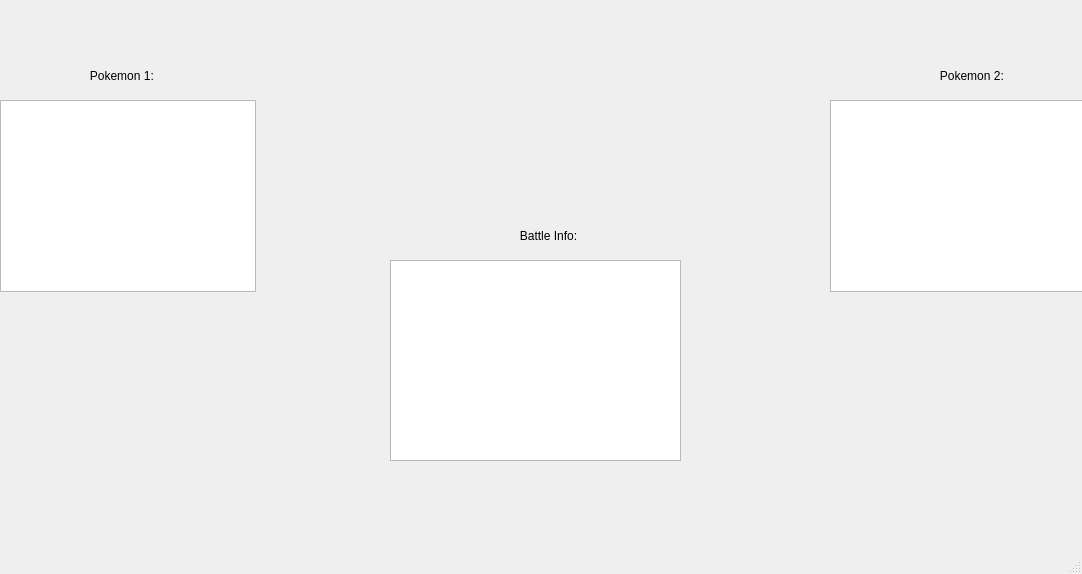
Old version of the form battle_simulator.ui in the repository Imads608/Pokemon_Battle_Simulator.
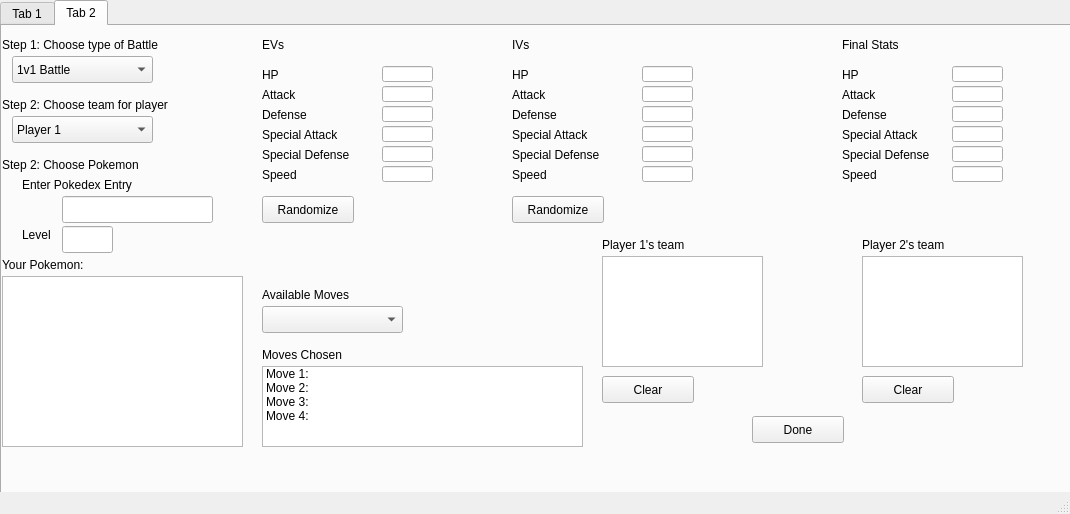
New version of the form. The open tabs and pages were chosen to show the change.

What changed in the file:
```diff
--- a/battle_simulator.ui
+++ b/battle_simulator.ui
@@ -6,82 +6,1125 @@
    <rect>
     <x>0</x>
     <y>0</y>
-    <width>1082</width>
-    <height>574</height>
+    <width>1070</width>
+    <height>514</height>
    </rect>
   </property>
   <property name="windowTitle">
    <string>MainWindow</string>
   </property>
   <widget class="QWidget" name="centralwidget">
-   <widget class="QGraphicsView" name="graphicsView">
+   <widget class="QTabWidget" name="tabCreate">
     <property name="geometry">
      <rect>
       <x>0</x>
-      <y>100</y>
-      <width>256</width>
-      <height>192</height>
+      <y>0</y>
+      <width>1071</width>
+      <height>531</height>
      </rect>
     </property>
-   </widget>
-   <widget class="QGraphicsView" name="graphicsView_2">
-    <property name="geometry">
-     <rect>
-      <x>830</x>
-      <y>100</y>
-      <width>256</width>
-      <height>192</height>
-     </rect>
+    <property name="currentIndex">
+     <number>0</number>
     </property>
-   </widget>
-   <widget class="QTextEdit" name="textEdit">
-    <property name="geometry">
-     <rect>
-      <x>390</x>
-      <y>260</y>
-      <width>291</width>
-      <height>201</height>
-     </rect>
-    </property>
-   </widget>
-   <widget class="QLabel" name="label">
-    <property name="geometry">
-     <rect>
-      <x>10</x>
-      <y>60</y>
-      <width>201</width>
-      <height>31</height>
-     </rect>
-    </property>
-    <property name="text">
-     <string>                        Pokemon 1:</string>
-    </property>
-   </widget>
-   <widget class="QLabel" name="label_2">
-    <property name="geometry">
-     <rect>
-      <x>860</x>
-      <y>60</y>
-      <width>201</width>
-      <height>31</height>
-     </rect>
-    </property>
-    <property name="text">
-     <string>                        Pokemon 2:</string>
-    </property>
-   </widget>
-   <widget class="QLabel" name="label_3">
-    <property name="geometry">
-     <rect>
-      <x>440</x>
-      <y>220</y>
-      <width>201</width>
-      <height>31</height>
-     </rect>
-    </property>
-    <property name="text">
-     <string>                        Battle Info:</string>
-    </property>
+    <widget class="QWidget" name="tab">
+     <attribute name="title">
+      <string>Tab 1</string>
+     </attribute>
+     <widget class="QGraphicsView" name="viewPokemon1">
+      <property name="geometry">
+       <rect>
+        <x>10</x>
+        <y>30</y>
+        <width>256</width>
+        <height>151</height>
+       </rect>
+      </property>
+     </widget>
+     <widget class="QLabel" name="label">
+      <property name="geometry">
+       <rect>
+        <x>-80</x>
+        <y>0</y>
+        <width>201</width>
+        <height>31</height>
+       </rect>
+      </property>
+      <property name="text">
+       <string>                        Pokemon 1</string>
+      </property>
+     </widget>
+     <widget class="QListWidget" name="listPokemon1_moves">
+      <property name="geometry">
+       <rect>
+        <x>0</x>
+        <y>240</y>
+        <width>321</width>
+        <height>81</height>
+       </rect>
+      </property>
+      <item>
+       <property name="text">
+        <string>Move 1:</string>
+       </property>
+      </item>
+      <item>
+       <property name="text">
+        <string>Move 2: </string>
+       </property>
+      </item>
+      <item>
+       <property name="text">
+        <string>Move 3:</string>
+       </property>
+      </item>
+      <item>
+       <property name="text">
+        <string>Move 4:</string>
+       </property>
+      </item>
+     </widget>
+     <widget class="QLabel" name="label_3">
+      <property name="geometry">
+       <rect>
+        <x>390</x>
+        <y>60</y>
+        <width>201</width>
+        <height>31</height>
+       </rect>
+      </property>
+      <property name="text">
+       <string>                        Battle Info:</string>
+      </property>
+     </widget>
+     <widget class="QTextEdit" name="txtBattleInfo">
+      <property name="geometry">
+       <rect>
+        <x>340</x>
+        <y>90</y>
+        <width>381</width>
+        <height>201</height>
+       </rect>
+      </property>
+     </widget>
+     <widget class="QGraphicsView" name="viewPokemon2">
+      <property name="geometry">
+       <rect>
+        <x>810</x>
+        <y>30</y>
+        <width>256</width>
+        <height>151</height>
+       </rect>
+      </property>
+     </widget>
+     <widget class="QLabel" name="label_2">
+      <property name="geometry">
+       <rect>
+        <x>720</x>
+        <y>0</y>
+        <width>201</width>
+        <height>31</height>
+       </rect>
+      </property>
+      <property name="text">
+       <string>                        Pokemon 2</string>
+      </property>
+     </widget>
+     <widget class="QListWidget" name="listPokemon2_moves">
+      <property name="geometry">
+       <rect>
+        <x>740</x>
+        <y>240</y>
+        <width>321</width>
+        <height>81</height>
+       </rect>
+      </property>
+      <item>
+       <property name="text">
+        <string>Move 1:</string>
+       </property>
+      </item>
+      <item>
+       <property name="text">
+        <string>Move 2: </string>
+       </property>
+      </item>
+      <item>
+       <property name="text">
+        <string>Move 3:</string>
+       </property>
+      </item>
+      <item>
+       <property name="text">
+        <string>Move 4:</string>
+       </property>
+      </item>
+     </widget>
+     <widget class="QPushButton" name="pushStartBattle">
+      <property name="geometry">
+       <rect>
+        <x>340</x>
+        <y>50</y>
+        <width>92</width>
+        <height>27</height>
+       </rect>
+      </property>
+      <property name="text">
+       <string>Start Battle</string>
+      </property>
+     </widget>
+     <widget class="QPushButton" name="pushRestart">
+      <property name="geometry">
+       <rect>
+        <x>630</x>
+        <y>50</y>
+        <width>92</width>
+        <height>27</height>
+       </rect>
+      </property>
+      <property name="text">
+       <string>Restart</string>
+      </property>
+     </widget>
+     <widget class="QPushButton" name="pushDifferentTeam">
+      <property name="geometry">
+       <rect>
+        <x>430</x>
+        <y>10</y>
+        <width>201</width>
+        <height>27</height>
+       </rect>
+      </property>
+      <property name="text">
+       <string>Choose a different team</string>
+      </property>
+     </widget>
+     <widget class="QLabel" name="label_190">
+      <property name="geometry">
+       <rect>
+        <x>0</x>
+        <y>320</y>
+        <width>111</width>
+        <height>31</height>
+       </rect>
+      </property>
+      <property name="text">
+       <string>Player 1's team</string>
+      </property>
+     </widget>
+     <widget class="QListWidget" name="listPlayer1_team">
+      <property name="geometry">
+       <rect>
+        <x>0</x>
+        <y>350</y>
+        <width>321</width>
+        <height>81</height>
+       </rect>
+      </property>
+     </widget>
+     <widget class="QLabel" name="label_191">
+      <property name="geometry">
+       <rect>
+        <x>260</x>
+        <y>0</y>
+        <width>41</width>
+        <height>31</height>
+       </rect>
+      </property>
+      <property name="text">
+       <string>Level</string>
+      </property>
+     </widget>
+     <widget class="QLabel" name="label_192">
+      <property name="geometry">
+       <rect>
+        <x>720</x>
+        <y>0</y>
+        <width>41</width>
+        <height>31</height>
+       </rect>
+      </property>
+      <property name="text">
+       <string>Level</string>
+      </property>
+     </widget>
+     <widget class="QLineEdit" name="lEdit_Pokemon1_Level">
+      <property name="geometry">
+       <rect>
+        <x>300</x>
+        <y>0</y>
+        <width>41</width>
+        <height>31</height>
+       </rect>
+      </property>
+     </widget>
+     <widget class="QLineEdit" name="lEdit_Pokemon2_Level">
+      <property name="geometry">
+       <rect>
+        <x>760</x>
+        <y>0</y>
+        <width>41</width>
+        <height>31</height>
+       </rect>
+      </property>
+     </widget>
+     <widget class="QLabel" name="label_230">
+      <property name="geometry">
+       <rect>
+        <x>740</x>
+        <y>320</y>
+        <width>111</width>
+        <height>31</height>
+       </rect>
+      </property>
+      <property name="text">
+       <string>Player 2's team</string>
+      </property>
+     </widget>
+     <widget class="QListWidget" name="listPlayer2_team">
+      <property name="geometry">
+       <rect>
+        <x>740</x>
+        <y>350</y>
+        <width>321</width>
+        <height>81</height>
+       </rect>
+      </property>
+     </widget>
+     <widget class="QLabel" name="label_231">
+      <property name="geometry">
+       <rect>
+        <x>0</x>
+        <y>200</y>
+        <width>111</width>
+        <height>31</height>
+       </rect>
+      </property>
+      <property name="text">
+       <string>HP: </string>
+      </property>
+     </widget>
+     <widget class="QLineEdit" name="lEdit_HP_Pokemon1">
+      <property name="geometry">
+       <rect>
+        <x>30</x>
+        <y>200</y>
+        <width>113</width>
+        <height>27</height>
+       </rect>
+      </property>
+     </widget>
+     <widget class="QLabel" name="label_232">
+      <property name="geometry">
+       <rect>
+        <x>800</x>
+        <y>200</y>
+        <width>111</width>
+        <height>31</height>
+       </rect>
+      </property>
+      <property name="text">
+       <string>HP: </string>
+      </property>
+     </widget>
+     <widget class="QLineEdit" name="lEdit_HP_Pokemon2">
+      <property name="geometry">
+       <rect>
+        <x>830</x>
+        <y>200</y>
+        <width>113</width>
+        <height>27</height>
+       </rect>
+      </property>
+     </widget>
+    </widget>
+    <widget class="QWidget" name="tab_2">
+     <attribute name="title">
+      <string>Tab 2</string>
+     </attribute>
+     <widget class="QLabel" name="label_4">
+      <property name="geometry">
+       <rect>
+        <x>0</x>
+        <y>10</y>
+        <width>201</width>
+        <height>17</height>
+       </rect>
+      </property>
+      <property name="text">
+       <string>Step 1: Choose type of Battle</string>
+      </property>
+     </widget>
+     <widget class="QComboBox" name="comboBattleType">
+      <property name="geometry">
+       <rect>
+        <x>10</x>
+        <y>30</y>
+        <width>141</width>
+        <height>27</height>
+       </rect>
+      </property>
+      <item>
+       <property name="text">
+        <string>1v1 Battle</string>
+       </property>
+      </item>
+      <item>
+       <property name="text">
+        <string>6v6 Battle</string>
+       </property>
+      </item>
+     </widget>
+     <widget class="QLabel" name="label_5">
+      <property name="geometry">
+       <rect>
+        <x>0</x>
+        <y>130</y>
+        <width>201</width>
+        <height>17</height>
+       </rect>
+      </property>
+      <property name="text">
+       <string>Step 2: Choose Pokemon</string>
+      </property>
+     </widget>
+     <widget class="QLabel" name="label_6">
+      <property name="geometry">
+       <rect>
+        <x>260</x>
+        <y>10</y>
+        <width>31</width>
+        <height>17</height>
+       </rect>
+      </property>
+      <property name="text">
+       <string>EVs</string>
+      </property>
+     </widget>
+     <widget class="QLineEdit" name="lEdit_pokedex_entry">
+      <property name="geometry">
+       <rect>
+        <x>60</x>
+        <y>170</y>
+        <width>151</width>
+        <height>27</height>
+       </rect>
+      </property>
+     </widget>
+     <widget class="QLabel" name="label_7">
+      <property name="geometry">
+       <rect>
+        <x>0</x>
+        <y>230</y>
+        <width>201</width>
+        <height>17</height>
+       </rect>
+      </property>
+      <property name="text">
+       <string>Your Pokemon:</string>
+      </property>
+     </widget>
+     <widget class="QGraphicsView" name="viewCurrentPokemon">
+      <property name="geometry">
+       <rect>
+        <x>0</x>
+        <y>250</y>
+        <width>241</width>
+        <height>171</height>
+       </rect>
+      </property>
+     </widget>
+     <widget class="QComboBox" name="comboAvailableMoves">
+      <property name="geometry">
+       <rect>
+        <x>260</x>
+        <y>280</y>
+        <width>141</width>
+        <height>27</height>
+       </rect>
+      </property>
+     </widget>
+     <widget class="QLabel" name="label_8">
+      <property name="geometry">
+       <rect>
+        <x>260</x>
+        <y>260</y>
+        <width>201</width>
+        <height>17</height>
+       </rect>
+      </property>
+      <property name="text">
+       <string>Available Moves</string>
+      </property>
+     </widget>
+     <widget class="QListWidget" name="listChosenMoves">
+      <property name="geometry">
+       <rect>
+        <x>260</x>
+        <y>340</y>
+        <width>321</width>
+        <height>81</height>
+       </rect>
+      </property>
+      <item>
+       <property name="text">
+        <string>Move 1:</string>
+       </property>
+      </item>
+      <item>
+       <property name="text">
+        <string>Move 2: </string>
+       </property>
+      </item>
+      <item>
+       <property name="text">
+        <string>Move 3:</string>
+       </property>
+      </item>
+      <item>
+       <property name="text">
+        <string>Move 4:</string>
+       </property>
+      </item>
+     </widget>
+     <widget class="QLabel" name="label_9">
+      <property name="geometry">
+       <rect>
+        <x>260</x>
+        <y>320</y>
+        <width>201</width>
+        <height>17</height>
+       </rect>
+      </property>
+      <property name="text">
+       <string>Moves Chosen</string>
+      </property>
+     </widget>
+     <widget class="QLineEdit" name="lEdit_chosenLevel">
+      <property name="geometry">
+       <rect>
+        <x>60</x>
+        <y>200</y>
+        <width>51</width>
+        <height>27</height>
+       </rect>
+      </property>
+     </widget>
+     <widget class="QLabel" name="label_11">
+      <property name="geometry">
+       <rect>
+        <x>20</x>
+        <y>200</y>
+        <width>41</width>
+        <height>17</height>
+       </rect>
+      </property>
+      <property name="text">
+       <string>Level</string>
+      </property>
+     </widget>
+     <widget class="QLabel" name="label_10">
+      <property name="geometry">
+       <rect>
+        <x>260</x>
+        <y>40</y>
+        <width>31</width>
+        <height>17</height>
+       </rect>
+      </property>
+      <property name="text">
+       <string>HP</string>
+      </property>
+     </widget>
+     <widget class="QLabel" name="label_12">
+      <property name="geometry">
+       <rect>
+        <x>260</x>
+        <y>60</y>
+        <width>41</width>
+        <height>17</height>
+       </rect>
+      </property>
+      <property name="text">
+       <string>Attack</string>
+      </property>
+     </widget>
+     <widget class="QLabel" name="label_13">
+      <property name="geometry">
+       <rect>
+        <x>260</x>
+        <y>80</y>
+        <width>61</width>
+        <height>17</height>
+       </rect>
+      </property>
+      <property name="text">
+       <string>Defense</string>
+      </property>
+     </widget>
+     <widget class="QLabel" name="label_14">
+      <property name="geometry">
+       <rect>
+        <x>260</x>
+        <y>100</y>
+        <width>101</width>
+        <height>17</height>
+       </rect>
+      </property>
+      <property name="text">
+       <string>Special Attack</string>
+      </property>
+     </widget>
+     <widget class="QLabel" name="label_15">
+      <property name="geometry">
+       <rect>
+        <x>260</x>
+        <y>120</y>
+        <width>111</width>
+        <height>17</height>
+       </rect>
+      </property>
+      <property name="text">
+       <string>Special Defense</string>
+      </property>
+     </widget>
+     <widget class="QLabel" name="label_16">
+      <property name="geometry">
+       <rect>
+        <x>260</x>
+        <y>140</y>
+        <width>41</width>
+        <height>17</height>
+       </rect>
+      </property>
+      <property name="text">
+       <string>Speed</string>
+      </property>
+     </widget>
+     <widget class="QLineEdit" name="lEdit_HP_EV">
+      <property name="geometry">
+       <rect>
+        <x>380</x>
+        <y>40</y>
+        <width>51</width>
+        <height>16</height>
+       </rect>
+      </property>
+     </widget>
+     <widget class="QLineEdit" name="lEdit_Attack_EV">
+      <property name="geometry">
+       <rect>
+        <x>380</x>
+        <y>60</y>
+        <width>51</width>
+        <height>16</height>
+       </rect>
+      </property>
+     </widget>
+     <widget class="QLineEdit" name="lEdit_Defense_EV">
+      <property name="geometry">
+       <rect>
+        <x>380</x>
+        <y>80</y>
+        <width>51</width>
+        <height>16</height>
+       </rect>
+      </property>
+     </widget>
+     <widget class="QLineEdit" name="lEdit_SpAttack_EV">
+      <property name="geometry">
+       <rect>
+        <x>380</x>
+        <y>100</y>
+        <width>51</width>
+        <height>16</height>
+       </rect>
+      </property>
+     </widget>
+     <widget class="QLineEdit" name="lEdit_SpDefense_EV">
+      <property name="geometry">
+       <rect>
+        <x>380</x>
+        <y>120</y>
+        <width>51</width>
+        <height>16</height>
+       </rect>
+      </property>
+     </widget>
+     <widget class="QLineEdit" name="lEdit_Speed_EV">
+      <property name="geometry">
+       <rect>
+        <x>380</x>
+        <y>140</y>
+        <width>51</width>
+        <height>16</height>
+       </rect>
+      </property>
+     </widget>
+     <widget class="QLabel" name="label_65">
+      <property name="geometry">
+       <rect>
+        <x>510</x>
+        <y>10</y>
+        <width>31</width>
+        <height>17</height>
+       </rect>
+      </property>
+      <property name="text">
+       <string>IVs</string>
+      </property>
+     </widget>
+     <widget class="QLabel" name="label_100">
+      <property name="geometry">
+       <rect>
+        <x>510</x>
+        <y>40</y>
+        <width>31</width>
+        <height>17</height>
+       </rect>
+      </property>
+      <property name="text">
+       <string>HP</string>
+      </property>
+     </widget>
+     <widget class="QLineEdit" name="lEdit_HP_IV">
+      <property name="geometry">
+       <rect>
+        <x>640</x>
+        <y>40</y>
+        <width>51</width>
+        <height>16</height>
+       </rect>
+      </property>
+     </widget>
+     <widget class="QLabel" name="label_101">
+      <property name="geometry">
+       <rect>
+        <x>510</x>
+        <y>60</y>
+        <width>41</width>
+        <height>17</height>
+       </rect>
+      </property>
+      <property name="text">
+       <string>Attack</string>
+      </property>
+     </widget>
+     <widget class="QLineEdit" name="lEdit_Attack_IV">
+      <property name="geometry">
+       <rect>
+        <x>640</x>
+        <y>60</y>
+        <width>51</width>
+        <height>16</height>
+       </rect>
+      </property>
+     </widget>
+     <widget class="QLabel" name="label_102">
+      <property name="geometry">
+       <rect>
+        <x>510</x>
+        <y>80</y>
+        <width>61</width>
+        <height>17</height>
+       </rect>
+      </property>
+      <property name="text">
+       <string>Defense</string>
+      </property>
+     </widget>
+     <widget class="QLineEdit" name="lEdit_Defense_IV">
+      <property name="geometry">
+       <rect>
+        <x>640</x>
+        <y>80</y>
+        <width>51</width>
+        <height>16</height>
+       </rect>
+      </property>
+     </widget>
+     <widget class="QLabel" name="label_103">
+      <property name="geometry">
+       <rect>
+        <x>510</x>
+        <y>100</y>
+        <width>101</width>
+        <height>17</height>
+       </rect>
+      </property>
+      <property name="text">
+       <string>Special Attack</string>
+      </property>
+     </widget>
+     <widget class="QLineEdit" name="lEdit_SpAttack_IV">
+      <property name="geometry">
+       <rect>
+        <x>640</x>
+        <y>100</y>
+        <width>51</width>
+        <height>16</height>
+       </rect>
+      </property>
+     </widget>
+     <widget class="QLabel" name="label_104">
+      <property name="geometry">
+       <rect>
+        <x>510</x>
+        <y>120</y>
+        <width>111</width>
+        <height>17</height>
+       </rect>
+      </property>
+      <property name="text">
+       <string>Special Defense</string>
+      </property>
+     </widget>
+     <widget class="QLineEdit" name="lEdit_SpDefense_IV">
+      <property name="geometry">
+       <rect>
+        <x>640</x>
+        <y>120</y>
+        <width>51</width>
+        <height>16</height>
+       </rect>
+      </property>
+     </widget>
+     <widget class="QLabel" name="label_127">
+      <property name="geometry">
+       <rect>
+        <x>510</x>
+        <y>140</y>
+        <width>41</width>
+        <height>17</height>
+       </rect>
+      </property>
+      <property name="text">
+       <string>Speed</string>
+      </property>
+     </widget>
+     <widget class="QLineEdit" name="lEdit_SpDefense_IV_2">
+      <property name="geometry">
+       <rect>
+        <x>640</x>
+        <y>140</y>
+        <width>51</width>
+        <height>16</height>
+       </rect>
+      </property>
+     </widget>
+     <widget class="QPushButton" name="pushRandomizeEVs">
+      <property name="geometry">
+       <rect>
+        <x>260</x>
+        <y>170</y>
+        <width>92</width>
+        <height>27</height>
+       </rect>
+      </property>
+      <property name="text">
+       <string>Randomize</string>
+      </property>
+     </widget>
+     <widget class="QPushButton" name="pushRandomizeIVs">
+      <property name="geometry">
+       <rect>
+        <x>510</x>
+        <y>170</y>
+        <width>92</width>
+        <height>27</height>
+       </rect>
+      </property>
+      <property name="text">
+       <string>Randomize</string>
+      </property>
+     </widget>
+     <widget class="QLabel" name="label_128">
+      <property name="geometry">
+       <rect>
+        <x>20</x>
+        <y>150</y>
+        <width>201</width>
+        <height>17</height>
+       </rect>
+      </property>
+      <property name="text">
+       <string>Enter Pokedex Entry</string>
+      </property>
+     </widget>
+     <widget class="QLabel" name="label_129">
+      <property name="geometry">
+       <rect>
+        <x>840</x>
+        <y>10</y>
+        <width>131</width>
+        <height>17</height>
+       </rect>
+      </property>
+      <property name="text">
+       <string>Final Stats</string>
+      </property>
+     </widget>
+     <widget class="QLabel" name="label_155">
+      <property name="geometry">
+       <rect>
+        <x>840</x>
+        <y>40</y>
+        <width>31</width>
+        <height>17</height>
+       </rect>
+      </property>
+      <property name="text">
+       <string>HP</string>
+      </property>
+     </widget>
+     <widget class="QLineEdit" name="lEdit_HP_final">
+      <property name="geometry">
+       <rect>
+        <x>950</x>
+        <y>40</y>
+        <width>51</width>
+        <height>16</height>
+       </rect>
+      </property>
+     </widget>
+     <widget class="QLabel" name="label_182">
+      <property name="geometry">
+       <rect>
+        <x>840</x>
+        <y>60</y>
+        <width>41</width>
+        <height>17</height>
+       </rect>
+      </property>
+      <property name="text">
+       <string>Attack</string>
+      </property>
+     </widget>
+     <widget class="QLineEdit" name="lEdit_Attack_final">
+      <property name="geometry">
+       <rect>
+        <x>950</x>
+        <y>60</y>
+        <width>51</width>
+        <height>16</height>
+       </rect>
+      </property>
+     </widget>
+     <widget class="QLabel" name="label_183">
+      <property name="geometry">
+       <rect>
+        <x>840</x>
+        <y>80</y>
+        <width>61</width>
+        <height>17</height>
+       </rect>
+      </property>
+      <property name="text">
+       <string>Defense</string>
+      </property>
+     </widget>
+     <widget class="QLineEdit" name="lEdit_Defense_final">
+      <property name="geometry">
+       <rect>
+        <x>950</x>
+        <y>80</y>
+        <width>51</width>
+        <height>16</height>
+       </rect>
+      </property>
+     </widget>
+     <widget class="QLabel" name="label_184">
+      <property name="geometry">
+       <rect>
+        <x>840</x>
+        <y>100</y>
+        <width>101</width>
+        <height>17</height>
+       </rect>
+      </property>
+      <property name="text">
+       <string>Special Attack</string>
+      </property>
+     </widget>
+     <widget class="QLineEdit" name="lEdit_SpAttack_final">
+      <property name="geometry">
+       <rect>
+        <x>950</x>
+        <y>100</y>
+        <width>51</width>
+        <height>16</height>
+       </rect>
+      </property>
+     </widget>
+     <widget class="QLabel" name="label_185">
+      <property name="geometry">
+       <rect>
+        <x>840</x>
+        <y>120</y>
+        <width>111</width>
+        <height>17</height>
+       </rect>
+      </property>
+      <property name="text">
+       <string>Special Defense</string>
+      </property>
+     </widget>
+     <widget class="QLineEdit" name="lEdit_SpDefense_final">
+      <property name="geometry">
+       <rect>
+        <x>950</x>
+        <y>120</y>
+        <width>51</width>
+        <height>16</height>
+       </rect>
+      </property>
+     </widget>
+     <widget class="QLabel" name="label_186">
+      <property name="geometry">
+       <rect>
+        <x>840</x>
+        <y>140</y>
+        <width>41</width>
+        <height>17</height>
+       </rect>
+      </property>
+      <property name="text">
+       <string>Speed</string>
+      </property>
+     </widget>
+     <widget class="QLineEdit" name="lEdit_Speed_final">
+      <property name="geometry">
+       <rect>
+        <x>950</x>
+        <y>140</y>
+        <width>51</width>
+        <height>16</height>
+       </rect>
+      </property>
+     </widget>
+     <widget class="QGraphicsView" name="listP1_team">
+      <property name="geometry">
+       <rect>
+        <x>600</x>
+        <y>230</y>
+        <width>161</width>
+        <height>111</height>
+       </rect>
+      </property>
+     </widget>
+     <widget class="QLabel" name="label_187">
+      <property name="geometry">
+       <rect>
+        <x>600</x>
+        <y>210</y>
+        <width>201</width>
+        <height>17</height>
+       </rect>
+      </property>
+      <property name="text">
+       <string>Player 1's team</string>
+      </property>
+     </widget>
+     <widget class="QLabel" name="label_188">
+      <property name="geometry">
+       <rect>
+        <x>860</x>
+        <y>210</y>
+        <width>201</width>
+        <height>17</height>
+       </rect>
+      </property>
+      <property name="text">
+       <string>Player 2's team</string>
+      </property>
+     </widget>
+     <widget class="QPushButton" name="pushClearP1">
+      <property name="geometry">
+       <rect>
+        <x>600</x>
+        <y>350</y>
+        <width>92</width>
+        <height>27</height>
+       </rect>
+      </property>
+      <property name="text">
+       <string>Clear</string>
+      </property>
+     </widget>
+     <widget class="QPushButton" name="pushClearP2">
+      <property name="geometry">
+       <rect>
+        <x>860</x>
+        <y>350</y>
+        <width>92</width>
+        <height>27</height>
+       </rect>
+      </property>
+      <property name="text">
+       <string>Clear</string>
+      </property>
+     </widget>
+     <widget class="QPushButton" name="pushDone">
+      <property name="geometry">
+       <rect>
+        <x>750</x>
+        <y>390</y>
+        <width>92</width>
+        <height>27</height>
+       </rect>
+      </property>
+      <property name="text">
+       <string>Done</string>
+      </property>
+     </widget>
+     <widget class="QLabel" name="label_189">
+      <property name="geometry">
+       <rect>
+        <x>0</x>
+        <y>70</y>
+        <width>211</width>
+        <height>17</height>
+       </rect>
+      </property>
+      <property name="text">
+       <string>Step 2: Choose team for player</string>
+      </property>
+     </widget>
+     <widget class="QComboBox" name="comboPlayerNumber">
+      <property name="geometry">
+       <rect>
+        <x>10</x>
+        <y>90</y>
+        <width>141</width>
+        <height>27</height>
+       </rect>
+      </property>
+      <item>
+       <property name="text">
+        <string>Player 1</string>
+       </property>
+      </item>
+      <item>
+       <property name="text">
+        <string>Player 2</string>
+       </property>
+      </item>
+      <item>
+       <property name="text">
+        <string>CPU</string>
+       </property>
+      </item>
+     </widget>
+     <widget class="QGraphicsView" name="listP2_team">
+      <property name="geometry">
+       <rect>
+        <x>860</x>
+        <y>230</y>
+        <width>161</width>
+        <height>111</height>
+       </rect>
+      </property>
+     </widget>
+    </widget>
    </widget>
   </widget>
   <widget class="QMenuBar" name="menubar">
```
Left out of the diff: 12 changed lines with no effect on the pictures.
